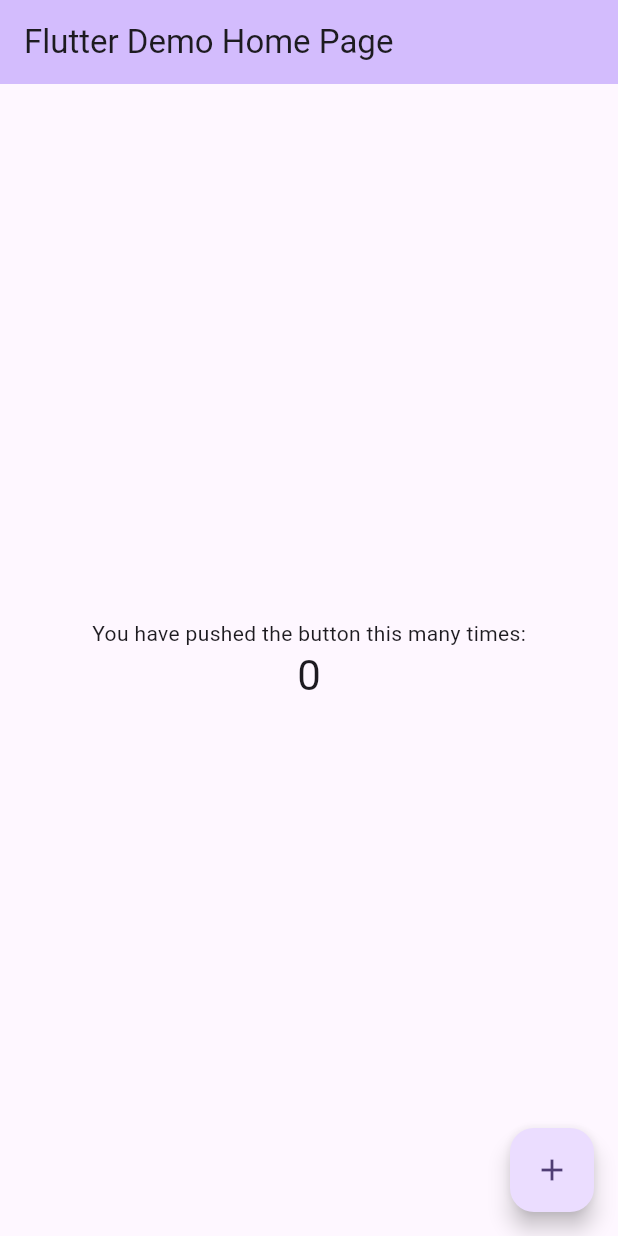
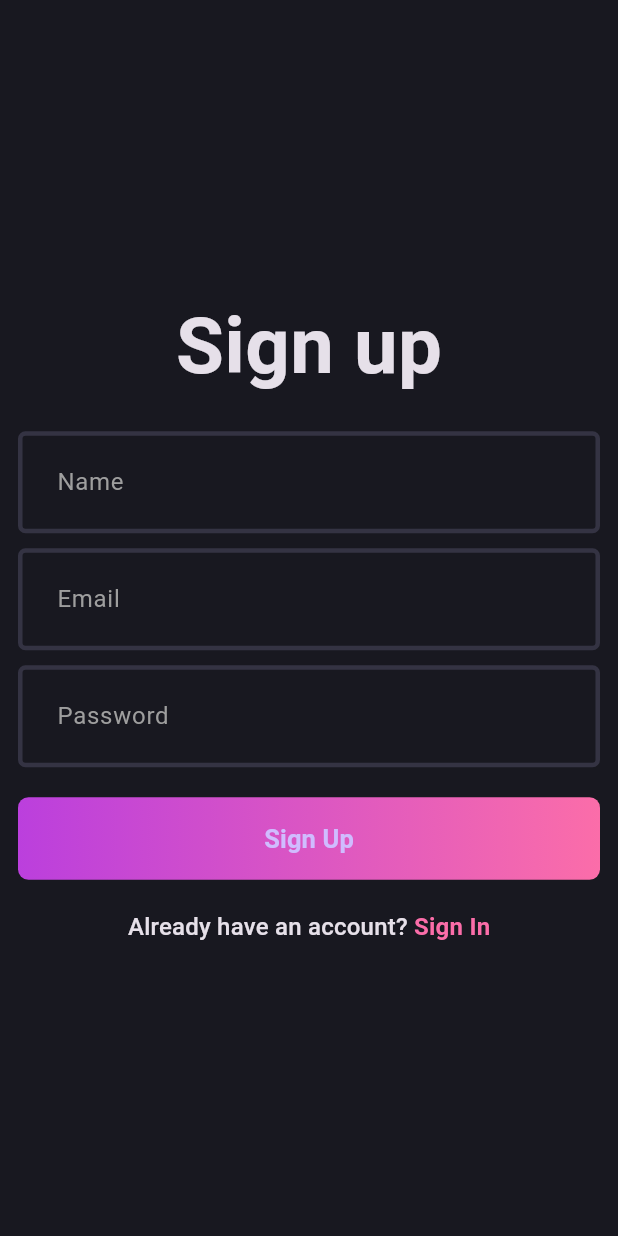
Before and after one commit to AmeyR1202/WriteHub, a Flutter app: the screen it shows after launch, on a phone screen of 412 x 824 dp. Run offline on Flutter 3.47's test engine with Material 3 defaults, Android fonts, the phone set to English and light mode, and no system bars.

Commit message:
feat(auth): completed sign up page

```diff
--- /dev/null
+++ b/lib/core/theme/app_pallete.dart
@@ -0,0 +1,13 @@
+import 'package:flutter/material.dart';
+
+class AppPallete {
+  static const Color backgroundColor = Color.fromRGBO(24, 24, 32, 1);
+  static const Color gradient1 = Color.fromRGBO(187, 63, 221, 1);
+  static const Color gradient2 = Color.fromRGBO(251, 109, 169, 1);
+  static const Color gradient3 = Color.fromRGBO(255, 159, 124, 1);
+  static const Color borderColor = Color.fromRGBO(52, 51, 67, 1);
+  static const Color whiteColor = Colors.white;
+  static const Color greyColor = Colors.grey;
+  static const Color errorColor = Colors.redAccent;
+  static const Color transparentColor = Colors.transparent;
+}
--- /dev/null
+++ b/lib/core/theme/theme.dart
@@ -0,0 +1,8 @@
+import 'package:flutter/material.dart';
+import 'package:writehub/core/theme/app_pallete.dart';
+
+class AppTheme {
+  static final darkThemeMode = ThemeData.dark().copyWith(
+    scaffoldBackgroundColor: AppPallete.backgroundColor,
+  );
+}
--- /dev/null
+++ b/lib/feature/auth/presentation/pages/sign_up_page.dart
@@ -0,0 +1,59 @@
+import 'package:flutter/material.dart';
+import 'package:writehub/core/theme/app_pallete.dart';
+import 'package:writehub/feature/auth/presentation/widgets/auth_gradient_button.dart';
+import 'package:writehub/feature/auth/presentation/widgets/auth_input_field.dart';
+
+class SignUpPage extends StatefulWidget {
+  const SignUpPage({super.key});
+
+  @override
+  State<SignUpPage> createState() => _SignUpPageState();
+}
+
+class _SignUpPageState extends State<SignUpPage> {
+  @override
+  Widget build(BuildContext context) {
+    return Scaffold(
+      body: Center(
+        child: Padding(
+          padding: const EdgeInsets.all(12.0),
+          child: Form(
+            child: Column(
+              mainAxisAlignment: MainAxisAlignment.center,
+              children: [
+                Text(
+                  'Sign up',
+                  style: TextStyle(fontSize: 52, fontWeight: FontWeight.bold),
+                ),
+                SizedBox(height: 20),
+                AuthInputField(labelText: "Name"),
+                SizedBox(height: 10),
+                AuthInputField(labelText: "Email"),
+                SizedBox(height: 10),
+                AuthInputField(labelText: "Password"),
+                SizedBox(height: 20),
+                AuthGradientButton(),
+                SizedBox(height: 20),
+                RichText(
+                  text: TextSpan(
+                    text: "Already have an account? ",
+                    style: Theme.of(context).textTheme.titleMedium,
+                    children: [
+                      TextSpan(
+                        text: "Sign In",
+                        style: TextStyle(
+                          color: AppPallete.gradient2,
+                          fontWeight: FontWeight.w700,
+                        ),
+                      ),
+                    ],
+                  ),
+                ),
+              ],
+            ),
+          ),
+        ),
+      ),
+    );
+  }
+}
--- /dev/null
+++ b/lib/feature/auth/presentation/widgets/auth_gradient_button.dart
@@ -0,0 +1,30 @@
+import 'package:flutter/material.dart';
+import 'package:writehub/core/theme/app_pallete.dart';
+
+class AuthGradientButton extends StatelessWidget {
+  const AuthGradientButton({super.key});
+
+  @override
+  Widget build(BuildContext context) {
+    return Container(
+      decoration: BoxDecoration(
+        gradient: LinearGradient(
+          colors: [AppPallete.gradient1, AppPallete.gradient2],
+        ),
+        borderRadius: BorderRadius.circular(7),
+      ),
+      child: ElevatedButton(
+        onPressed: () {},
+        style: ElevatedButton.styleFrom(
+          fixedSize: Size(410, 55),
+          backgroundColor: Colors.transparent,
+          shadowColor: Colors.transparent,
+        ),
+        child: Text(
+          "Sign Up",
+          style: TextStyle(fontSize: 17, fontWeight: FontWeight.w600),
+        ),
+      ),
+    );
+  }
+}
--- /dev/null
+++ b/lib/feature/auth/presentation/widgets/auth_input_field.dart
@@ -0,0 +1,25 @@
+import 'package:flutter/material.dart';
+import 'package:writehub/core/theme/app_pallete.dart';
+
+class AuthInputField extends StatelessWidget {
+  final String labelText;
+  const AuthInputField({super.key, required this.labelText});
+  static _border([Color color = AppPallete.borderColor]) => OutlineInputBorder(
+    borderRadius: BorderRadius.circular(5),
+    borderSide: BorderSide(color: color, width: 3),
+  );
+
+  @override
+  Widget build(BuildContext context) {
+    return TextFormField(
+      decoration: InputDecoration(
+        contentPadding: EdgeInsets.all(22),
+        hintText: labelText,
+        hintStyle: TextStyle(fontSize: 16, color: AppPallete.greyColor),
+
+        enabledBorder: _border(),
+        focusedBorder: _border(AppPallete.gradient2),
+      ),
+    );
+  }
+}
--- a/lib/main.dart
+++ b/lib/main.dart
@@ -1,4 +1,6 @@
 import 'package:flutter/material.dart';
+import 'package:writehub/core/theme/theme.dart';
+import 'package:writehub/feature/auth/presentation/pages/sign_up_page.dart';
 
 void main() {
   runApp(const MyApp());
@@ -7,116 +9,13 @@ void main() {
 class MyApp extends StatelessWidget {
   const MyApp({super.key});
 
-  // This widget is the root of your application.
   @override
   Widget build(BuildContext context) {
     return MaterialApp(
-      title: 'Flutter Demo',
-      theme: ThemeData(
-        // This is the theme of your application.
-        //
-        // TRY THIS: Try running your application with "flutter run". You'll see
-        // the application has a purple toolbar. Then, without quitting the app,
-        // try changing the seedColor in the colorScheme below to Colors.green
-        // and then invoke "hot reload" (save your changes or press the "hot
-        // reload" button in a Flutter-supported IDE, or press "r" if you used
-        // the command line to start the app).
-        //
-        // Notice that the counter didn't reset back to zero; the application
-        // state is not lost during the reload. To reset the state, use hot
-        // restart instead.
-        //
-        // This works for code too, not just values: Most code changes can be
-        // tested with just a hot reload.
-        colorScheme: .fromSeed(seedColor: Colors.deepPurple),
-      ),
-      home: const MyHomePage(title: 'Flutter Demo Home Page'),
+      debugShowCheckedModeBanner: false,
+      title: 'Write Hub',
+      theme: AppTheme.darkThemeMode,
+      home: const SignUpPage(),
     );
   }
 }
-
-class MyHomePage extends StatefulWidget {
-  const MyHomePage({super.key, required this.title});
-
-  // This widget is the home page of your application. It is stateful, meaning
-  // that it has a State object (defined below) that contains fields that affect
-  // how it looks.
-
-  // This class is the configuration for the state. It holds the values (in this
-  // case the title) provided by the parent (in this case the App widget) and
-  // used by the build method of the State. Fields in a Widget subclass are
-  // always marked "final".
-
-  final String title;
-
-  @override
-  State<MyHomePage> createState() => _MyHomePageState();
-}
-
-class _MyHomePageState extends State<MyHomePage> {
-  int _counter = 0;
-
-  void _incrementCounter() {
-    setState(() {
-      // This call to setState tells the Flutter framework that something has
-      // changed in this State, which causes it to rerun the build method below
-      // so that the display can reflect the updated values. If we changed
-      // _counter without calling setState(), then the build method would not be
-      // called again, and so nothing would appear to happen.
-      _counter++;
-    });
-  }
-
-  @override
-  Widget build(BuildContext context) {
-    // This method is rerun every time setState is called, for instance as done
-    // by the _incrementCounter method above.
-    //
-    // The Flutter framework has been optimized to make rerunning build methods
-    // fast, so that you can just rebuild anything that needs updating rather
-    // than having to individually change instances of widgets.
-    return Scaffold(
-      appBar: AppBar(
-        // TRY THIS: Try changing the color here to a specific color (to
-        // Colors.amber, perhaps?) and trigger a hot reload to see the AppBar
-        // change color while the other colors stay the same.
-        backgroundColor: Theme.of(context).colorScheme.inversePrimary,
-        // Here we take the value from the MyHomePage object that was created by
-        // the App.build method, and use it to set our appbar title.
-        title: Text(widget.title),
-      ),
-      body: Center(
-        // Center is a layout widget. It takes a single child and positions it
-        // in the middle of the parent.
-        child: Column(
-          // Column is also a layout widget. It takes a list of children and
-          // arranges them vertically. By default, it sizes itself to fit its
-          // children horizontally, and tries to be as tall as its parent.
-          //
-          // Column has various properties to control how it sizes itself and
-          // how it positions its children. Here we use mainAxisAlignment to
-          // center the children vertically; the main axis here is the vertical
-          // axis because Columns are vertical (the cross axis would be
-          // horizontal).
-          //
-          // TRY THIS: Invoke "debug painting" (choose the "Toggle Debug Paint"
-          // action in the IDE, or press "p" in the console), to see the
-          // wireframe for each widget.
-          mainAxisAlignment: .center,
-          children: [
-            const Text('You have pushed the button this many times:'),
-            Text(
-              '$_counter',
-              style: Theme.of(context).textTheme.headlineMedium,
-            ),
-          ],
-        ),
-      ),
-      floatingActionButton: FloatingActionButton(
-        onPressed: _incrementCounter,
-        tooltip: 'Increment',
-        child: const Icon(Icons.add),
-      ),
-    );
-  }
-}
```
